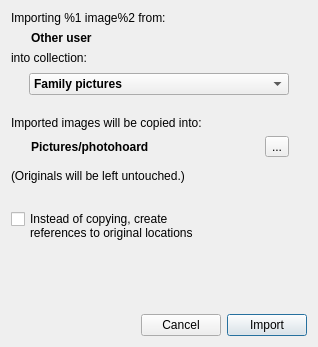
Old version of the form src/dlg/ImportOtherUserDialog.ui in the repository wagenadl/photohoard.
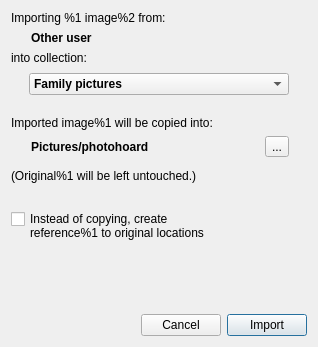
New version of the form.

```diff
--- a/src/dlg/ImportOtherUserDialog.ui
+++ b/src/dlg/ImportOtherUserDialog.ui
@@ -107,7 +107,7 @@
       <item>
        <widget class="QLabel" name="label_9">
         <property name="text">
-         <string>&lt;html&gt;&lt;head/&gt;&lt;body&gt;&lt;p&gt;Imported images will be copied into:&lt;/p&gt;&lt;/body&gt;&lt;/html&gt;</string>
+         <string>&lt;html&gt;&lt;head/&gt;&lt;body&gt;&lt;p&gt;Imported image%1 will be copied into:&lt;/p&gt;&lt;/body&gt;&lt;/html&gt;</string>
         </property>
        </widget>
       </item>
@@ -171,7 +171,7 @@
       <item>
        <widget class="QLabel" name="label_7">
         <property name="text">
-         <string>(Originals will be left untouched.)</string>
+         <string>(Original%1 will be left untouched.)</string>
         </property>
         <property name="wordWrap">
          <bool>true</bool>
@@ -207,7 +207,7 @@
         <property name="text">
          <string>
 Instead of copying, create
-references to original locations</string>
+reference%1 to original locations</string>
         </property>
        </widget>
       </item>
```
Left out of the diff: 14 changed lines with no effect on the pictures.
